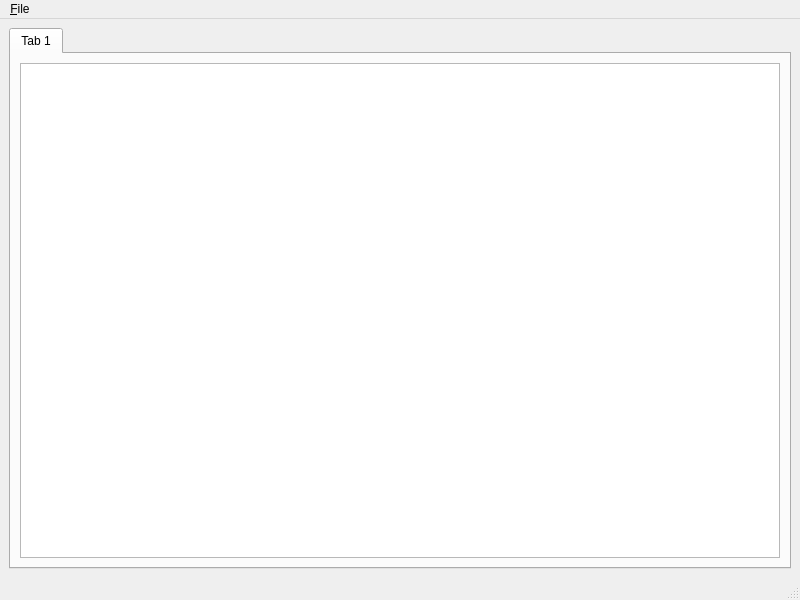
This is MainWindow.ui in mpsido/PASParser as Qt 5 draws it before an edit. The edited form follows.
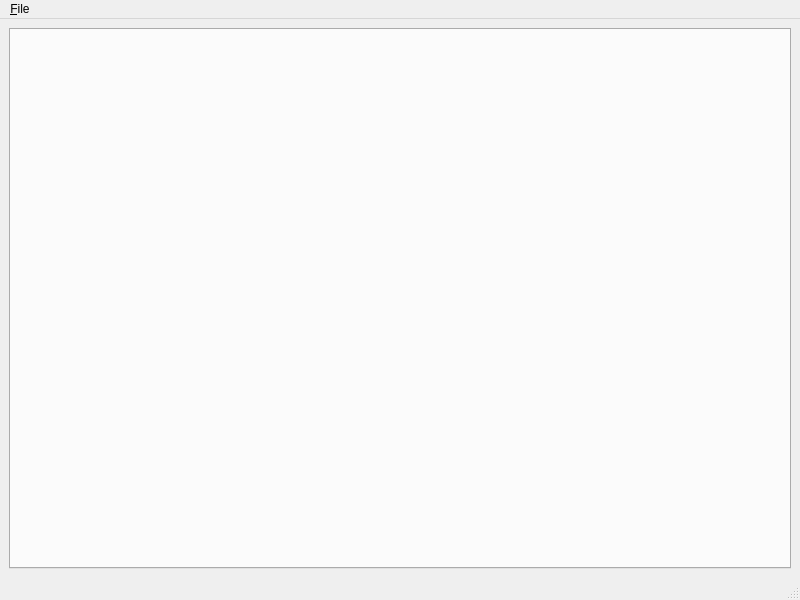
This is the edited form.

Commit message: open many dds files feature

```diff
--- a/MainWindow.ui
+++ b/MainWindow.ui
@@ -20,16 +20,12 @@
       <property name="currentIndex">
        <number>0</number>
       </property>
-      <widget class="QWidget" name="tab">
-       <attribute name="title">
-        <string>Tab 1</string>
-       </attribute>
-       <layout class="QHBoxLayout" name="horizontalLayout">
-        <item>
-         <widget class="QTreeView" name="treeView"/>
-        </item>
-       </layout>
-      </widget>
+      <property name="tabsClosable">
+       <bool>true</bool>
+      </property>
+      <property name="movable">
+       <bool>true</bool>
+      </property>
      </widget>
     </item>
    </layout>
```
Left out of the diff: 2 changed lines with no effect on the pictures. The commit also changes 1 other file.
